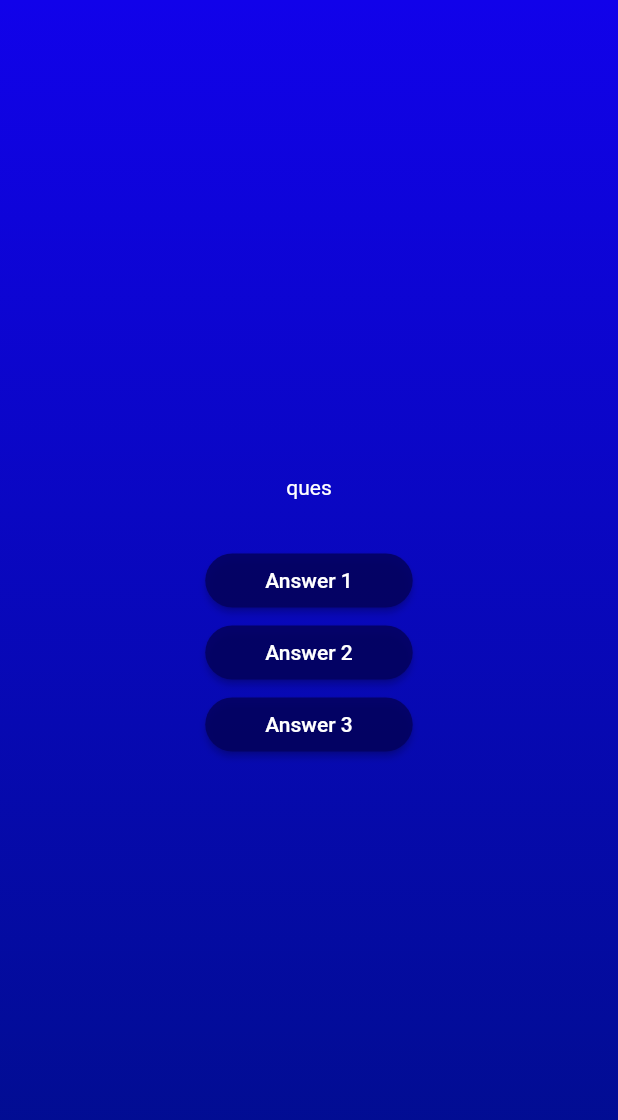
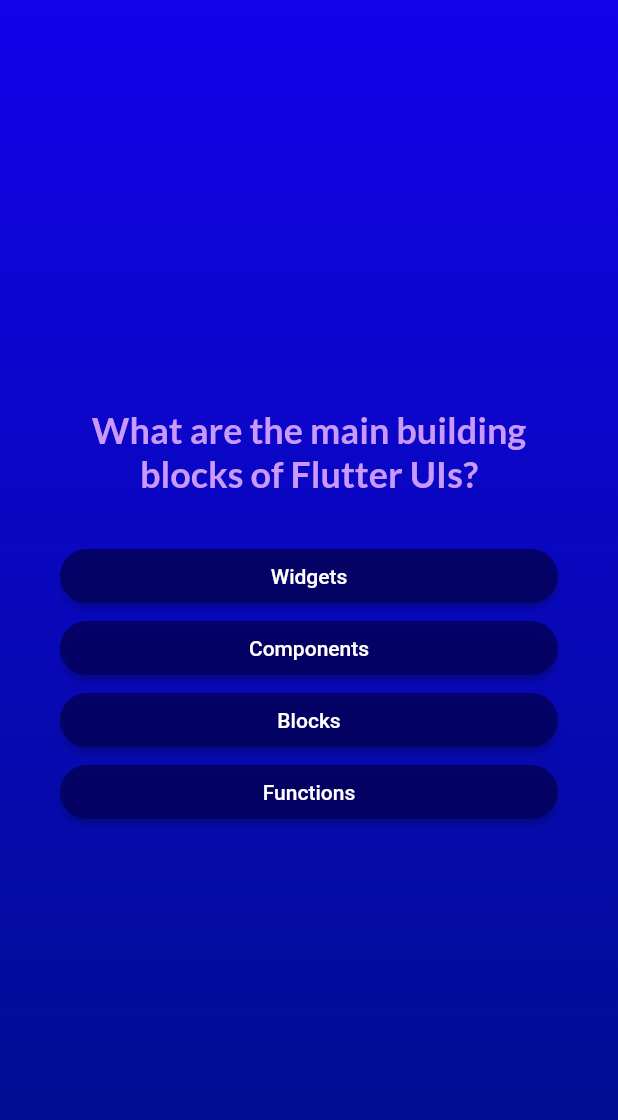
Before and after one commit to rutvikgajjardev/quiz_app, a Flutter app: the screen it shows after launch, after a tap on "Start Quiz", on a phone screen of 412 x 824 dp. Shown: the top 1120 px of the screen. Run offline on Flutter 3.47's test engine with Material 2 defaults, Android fonts, the phone set to English and light mode, and no system bars; our stand-ins replace google_fonts.

Commit message:
new screens added...

```diff
--- a/lib/answer_button.dart
+++ b/lib/answer_button.dart
@@ -17,14 +17,17 @@ class AnswerButton extends StatelessWidget {
         backgroundColor: const Color.fromARGB(222, 3, 1, 95),
         foregroundColor: Colors.white,
         shape: RoundedRectangleBorder(
-          borderRadius: BorderRadius.circular(20),
+          borderRadius: BorderRadius.circular(40),
         ),
         padding: const EdgeInsets.symmetric(
           vertical: 10,
           horizontal: 40,
         ),
       ),
-      child: Text(answerText),
+      child: Text(
+        answerText,
+        textAlign: TextAlign.center,
+      ),
     );
   }
 }
--- a/lib/models/quiz_questions.dart
+++ b/lib/models/quiz_questions.dart
@@ -3,4 +3,10 @@ class QuizQuestion {
 
   final String text;
   final List<String> answers;
+
+  List<String> getSuffeledAnswers() {
+    final suffledList = List.of(answers);
+    suffledList.shuffle();
+    return suffledList;
+  }
 }
--- a/lib/questions_screen.dart
+++ b/lib/questions_screen.dart
@@ -1,8 +1,16 @@
 import 'package:flutter/material.dart';
+import 'package:google_fonts/google_fonts.dart';
 import 'package:quiz_app/answer_button.dart';
+import 'package:quiz_app/data/questions.dart';
 
 class QuestionsScreen extends StatefulWidget {
-  const QuestionsScreen({super.key});
+  const QuestionsScreen({
+    super.key,
+    required this.onSelectAnswer,
+  });
+
+  final void Function(String answer) onSelectAnswer;
+
   @override
   State<QuestionsScreen> createState() {
     return _QuistionsScreenState();
@@ -10,33 +18,48 @@ class QuestionsScreen extends StatefulWidget {
 }
 
 class _QuistionsScreenState extends State<QuestionsScreen> {
+  var currentQuestionIndex = 0;
+
+  void answerQuestion(String selectedAnswers) {
+    widget.onSelectAnswer('...');
+    setState(() {
+      currentQuestionIndex++;
+    });
+  }
+
   @override
   Widget build(context) {
+    final currentQuestion = questions[currentQuestionIndex];
     return SizedBox(
       width: double.infinity,
+      child: Container(
+        margin: const EdgeInsets.all(40),
         child: Column(
           mainAxisAlignment: MainAxisAlignment.center,
+          crossAxisAlignment: CrossAxisAlignment.stretch,
           children: [
-          const Text(
-            'ques',
-            style: TextStyle(
-              color: Colors.white,
+            Text(
+              currentQuestion.text,
+              style: GoogleFonts.lato(
+                color: const Color.fromARGB(255, 201, 153, 251),
+                fontSize: 24,
+                fontWeight: FontWeight.bold,
               ),
+              textAlign: TextAlign.center,
             ),
             const SizedBox(height: 30),
-          AnswerButton(
-            answerText: 'Answer 1',
-            onTap: () {},
-          ),
-          AnswerButton(
-            answerText: 'Answer 2',
-            onTap: () {},
-          ),
-          AnswerButton(
-            answerText: 'Answer 3',
-            onTap: () {},
+            ...currentQuestion.answers.map(
+              (answer) {
+                return AnswerButton(
+                  answerText: answer,
+                  onTap: () {
+                    answerQuestion(answer);
+                  },
+                );
+              },
             ),
           ],
+        ),
       ),
     );
   }
--- a/lib/quiz.dart
+++ b/lib/quiz.dart
@@ -1,5 +1,7 @@
 import 'package:flutter/material.dart';
+import 'package:quiz_app/data/questions.dart';
 import 'package:quiz_app/questions_screen.dart';
+import 'package:quiz_app/result_screen.dart';
 import 'package:quiz_app/start_screen.dart';
 
 class Quiz extends StatefulWidget {
@@ -8,12 +10,23 @@ class Quiz extends StatefulWidget {
 }
 
 class _QuizState extends State<Quiz> {
+  List<String> selectedAnswers = [];
   var activeScreen = 'start-screen';
-
   void switchScreen() {
     setState(() {
       activeScreen = 'Questions-screen';
     });
+  }
+
+  void chooseAnswer(String answer) {
+    selectedAnswers.add(answer);
+
+    if (selectedAnswers.length == questions.length) {
+      setState(() {
+        selectedAnswers = [];
+        activeScreen = 'results-screen';
+      });
+    }
   }
 
   @override
@@ -21,7 +34,15 @@ class _QuizState extends State<Quiz> {
     Widget screenWidget = StartScreen(switchScreen);
 
     if (activeScreen == 'Questions-screen') {
-      screenWidget = const QuestionsScreen();
+      screenWidget = QuestionsScreen(
+        onSelectAnswer: chooseAnswer,
+      );
+    }
+
+    if (activeScreen == 'results-screen') {
+      screenWidget = ResultsScreen(
+        chosenAnswers: selectedAnswers,
+      );
     }
 
     return MaterialApp(
--- a/lib/start_screen.dart
+++ b/lib/start_screen.dart
@@ -1,4 +1,5 @@
 import 'package:flutter/material.dart';
+import 'package:google_fonts/google_fonts.dart';
 
 class StartScreen extends StatelessWidget {
   const StartScreen(this.startQuiz, {super.key});
@@ -23,10 +24,10 @@ class StartScreen extends StatelessWidget {
           //   ),
           // ),
           const SizedBox(height: 80),
-          const Text(
+          Text(
             'Learn Flutter the fun way!',
-            style: TextStyle(
-              color: Color.fromARGB(255, 255, 255, 255),
+            style: GoogleFonts.lato(
+              color: const Color.fromARGB(255, 255, 255, 255),
               fontSize: 24,
             ),
           ),
--- a/pubspec.yaml
+++ b/pubspec.yaml
@@ -34,6 +34,7 @@ dependencies:
   # The following adds the Cupertino Icons font to your application.
   # Use with the CupertinoIcons class for iOS style icons.
   cupertino_icons: ^1.0.2
+  google_fonts: ^4.0.4
 
 dev_dependencies:
   flutter_test:
```
Also changed, not shown: lib/result_screen.dart (added, +30 -0 lines), pubspec.lock, 1 other file. Lines whose indentation alone changed are shown as unchanged.
